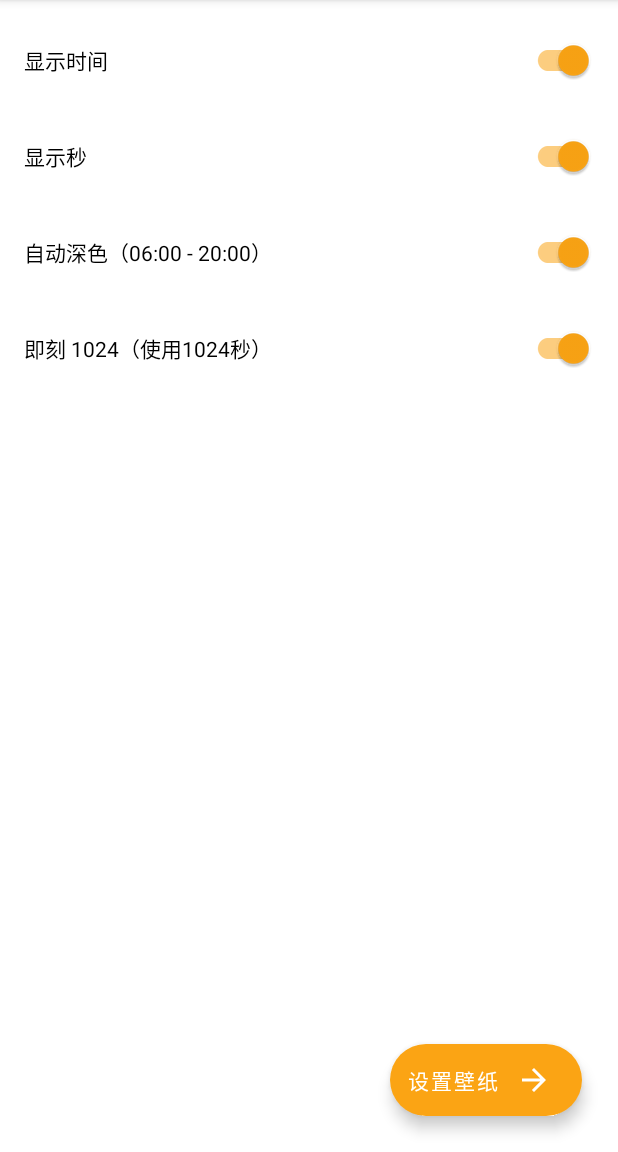
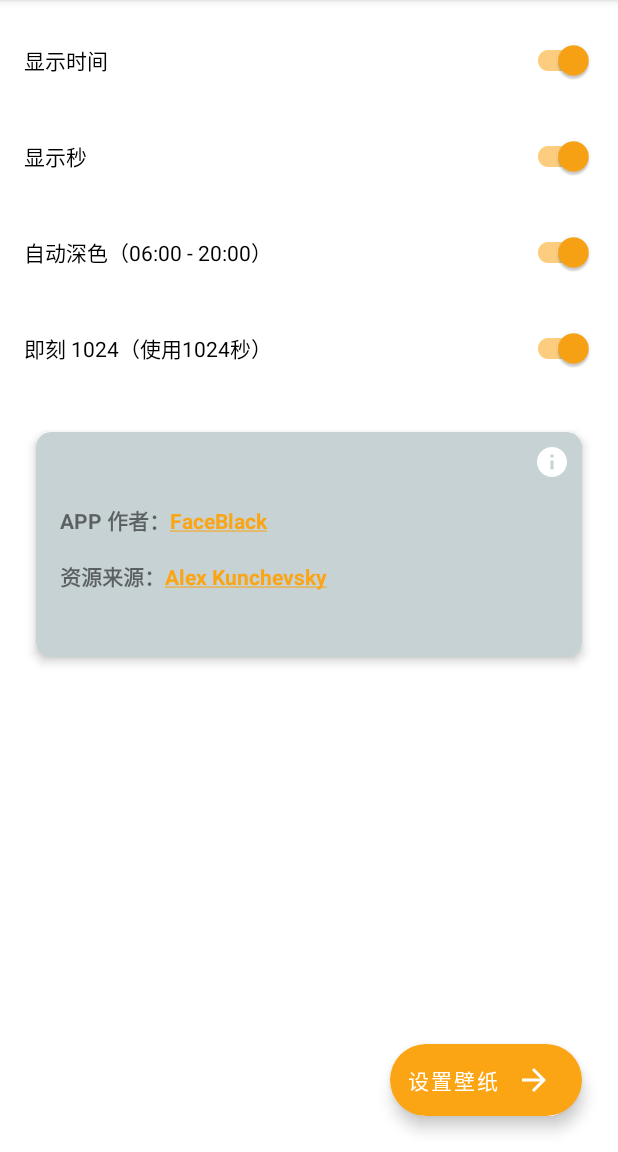
Before and after one commit to rianlu/CoderWallpaper, an Android app: the screen it shows after launch (MainActivity), on a phone screen of 412 x 824 dp, the part 84-1236 px from its top. Run offline under Robolectric (Android 15) with nearby library versions, the phone set to English and light mode, and no system bars.

Commit message:
ad app info

```diff
--- a/app/build.gradle
+++ b/app/build.gradle
@@ -30,6 +30,9 @@ android {
     kotlinOptions {
         jvmTarget = '1.8'
     }
+    lintOptions {
+        checkReleaseBuilds false
+    }
 }
 
 dependencies {
--- a/app/src/main/AndroidManifest.xml
+++ b/app/src/main/AndroidManifest.xml
@@ -2,7 +2,6 @@
 <manifest xmlns:android="http://schemas.android.com/apk/res/android"
     package="com.wzl.coderwallpaper">
 
-    >
     <uses-permission android:name="android.permission.PACKAGE_USAGE_STATS" />
 
     <uses-feature
--- a/app/src/main/java/com/wzl/coderwallpaper/MainActivity.kt
+++ b/app/src/main/java/com/wzl/coderwallpaper/MainActivity.kt
@@ -7,10 +7,12 @@ import android.content.Context
 import android.content.Intent
 import android.content.SharedPreferences
 import android.content.pm.PackageManager
+import android.net.Uri
 import android.os.Build
 import android.os.Bundle
 import android.provider.Settings
 import androidx.appcompat.app.AppCompatActivity
+import androidx.appcompat.widget.AppCompatImageView
 import com.google.android.material.floatingactionbutton.ExtendedFloatingActionButton
 import com.google.android.material.switchmaterial.SwitchMaterial
 
@@ -64,6 +66,11 @@ class MainActivity : AppCompatActivity() {
             } else {
                 startActivity(Intent(Settings.ACTION_USAGE_ACCESS_SETTINGS))
             }
+        }
+        findViewById<AppCompatImageView>(R.id.appResourceInfoView).setOnClickListener {
+            val uri: Uri = Uri.parse("https://dribbble.com/kunchevsky")
+            val intent = Intent(Intent.ACTION_VIEW, uri)
+            startActivity(intent)
         }
     }
 
--- a/app/src/main/java/com/wzl/coderwallpaper/MainWallpaperService.kt
+++ b/app/src/main/java/com/wzl/coderwallpaper/MainWallpaperService.kt
@@ -17,7 +17,6 @@ import android.view.SurfaceHolder
 import androidx.core.content.ContextCompat
 import androidx.core.content.res.ResourcesCompat
 import androidx.core.graphics.drawable.toBitmap
-import kotlinx.coroutines.*
 import java.util.*
 
 class MainWallpaperService : WallpaperService() {
--- /dev/null
+++ b/app/src/main/res/drawable/ic_app_info.xml
@@ -0,0 +1,5 @@
+<vector android:height="24dp" android:tint="#FFFFFF"
+    android:viewportHeight="24" android:viewportWidth="24"
+    android:width="24dp" xmlns:android="http://schemas.android.com/apk/res/android">
+    <path android:fillColor="@android:color/white" android:pathData="M12,2C6.48,2 2,6.48 2,12s4.48,10 10,10 10,-4.48 10,-10S17.52,2 12,2zM13,17h-2v-6h2v6zM13,9h-2L11,7h2v2z"/>
+</vector>
--- /dev/null
+++ b/app/src/main/res/drawable/ic_right_arrow.xml
@@ -0,0 +1,5 @@
+<vector android:height="24dp" android:tint="#FFFFFF"
+    android:viewportHeight="24" android:viewportWidth="24"
+    android:width="24dp" xmlns:android="http://schemas.android.com/apk/res/android">
+    <path android:fillColor="@android:color/white" android:pathData="M16.01,11H4v2h12.01v3L20,12l-3.99,-4z"/>
+</vector>
--- a/app/src/main/res/layout/activity_main.xml
+++ b/app/src/main/res/layout/activity_main.xml
@@ -71,4 +71,60 @@
         app:layout_constraintStart_toStartOf="parent"
         app:layout_constraintTop_toBottomOf="@+id/autoDarkSwitch" />
 
+    <com.google.android.material.card.MaterialCardView
+        android:layout_width="match_parent"
+        android:layout_height="150dp"
+        android:layout_marginStart="24dp"
+        android:layout_marginTop="32dp"
+        android:layout_marginEnd="24dp"
+        app:cardBackgroundColor="#c7d2d4"
+        app:cardElevation="4dp"
+        app:cardCornerRadius="10dp"
+        app:layout_constraintEnd_toEndOf="parent"
+        app:layout_constraintStart_toStartOf="parent"
+        app:layout_constraintTop_toBottomOf="@+id/jikeSwitch">
+
+        <androidx.constraintlayout.widget.ConstraintLayout
+            android:layout_width="match_parent"
+            android:layout_height="match_parent"
+            android:padding="8dp">
+
+            <androidx.appcompat.widget.AppCompatImageView
+                android:id="@+id/appResourceInfoView"
+                android:layout_width="wrap_content"
+                android:layout_height="wrap_content"
+                android:background="?attr/selectableItemBackgroundBorderless"
+                app:layout_constraintEnd_toEndOf="parent"
+                app:layout_constraintTop_toTopOf="parent"
+                app:srcCompat="@drawable/ic_app_info" />
+
+            <TextView
+                android:id="@+id/textView6"
+                android:layout_width="match_parent"
+                android:layout_height="wrap_content"
+                android:layout_marginStart="8dp"
+                android:layout_marginTop="16dp"
+                android:layout_marginEnd="8dp"
+                android:autoLink="web"
+                android:text="@string/app_author"
+                android:textStyle="bold"
+                app:layout_constraintEnd_toEndOf="parent"
+                app:layout_constraintStart_toStartOf="parent"
+                app:layout_constraintTop_toBottomOf="@+id/appResourceInfoView" />
+
+            <TextView
+                android:layout_width="match_parent"
+                android:layout_height="wrap_content"
+                android:layout_marginStart="8dp"
+                android:layout_marginTop="16dp"
+                android:layout_marginEnd="8dp"
+                android:autoLink="web"
+                android:textStyle="bold"
+                android:text="@string/resource_reference_author"
+                app:layout_constraintEnd_toEndOf="parent"
+                app:layout_constraintStart_toStartOf="parent"
+                app:layout_constraintTop_toBottomOf="@+id/textView6" />
+        </androidx.constraintlayout.widget.ConstraintLayout>
+    </com.google.android.material.card.MaterialCardView>
+
 </androidx.constraintlayout.widget.ConstraintLayout>
--- a/app/src/main/res/values/strings.xml
+++ b/app/src/main/res/values/strings.xml
@@ -5,4 +5,7 @@
     <string name="display_second">显示秒</string>
     <string name="auto_dark">自动深色（06:00 - 20:00）</string>
     <string name="jike_1024">即刻 1024（使用1024秒）</string>
+    <string name="app_author">APP 作者：<a href="">FaceBlack</a></string>
+    <string name="resource_reference_author">资源来源：<a href="https://dribbble.com/kunchevsky">Alex Kunchevsky</a></string>
+    <string name="app_info">关于</string>
 </resources>
--- a/build.gradle
+++ b/build.gradle
@@ -18,7 +18,6 @@ allprojects {
     repositories {
         google()
         mavenCentral()
-        jcenter() // Warning: this repository is going to shut down soon
     }
 }
 
```
Also changed, not shown: 2 other files.
